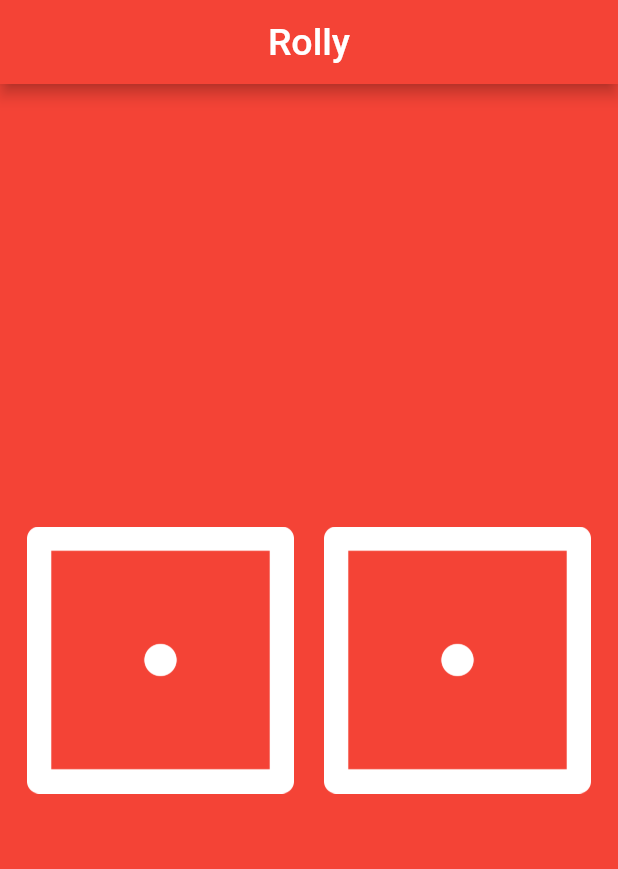
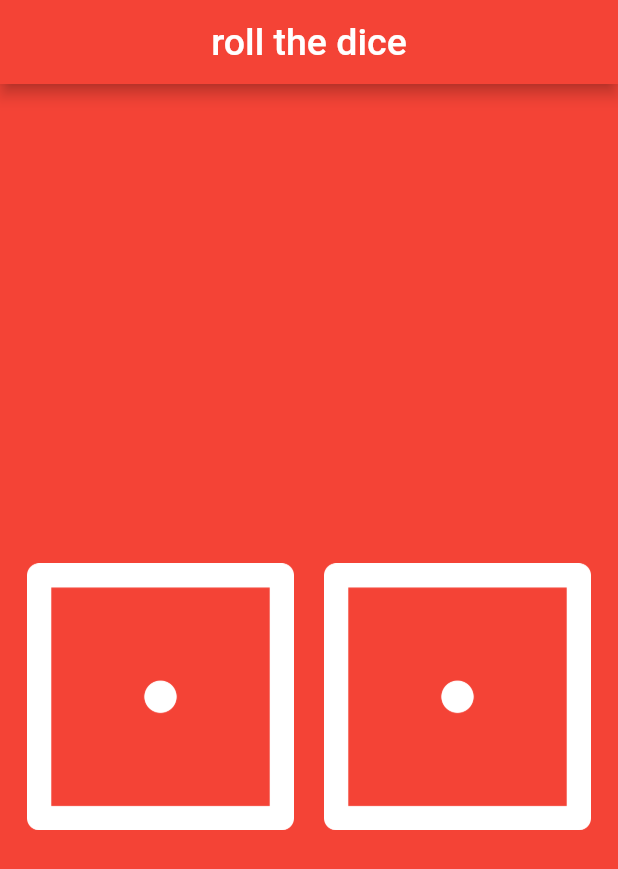
Before and after one commit to dimadev91/rollthedice, a Flutter app: the screen it shows after launch, on a phone screen of 412 x 824 dp. Shown: the top 869 px of the screen. Run offline on Flutter 3.47's test engine with Material 3 defaults, Android fonts, the phone set to English and light mode, and no system bars; Roboto replaces fonts that are missing (Bold).

Commit message:
added space for the text so that it doesn't overlap in different devices

```diff
--- a/lib/main.dart
+++ b/lib/main.dart
@@ -1,3 +1,4 @@
+import 'dart:async';
 import 'dart:math';
 
 import 'package:flutter/material.dart';
@@ -13,7 +14,7 @@ void main() {
           backgroundColor: Colors.red,
           title: Center(
             child: Text(
-              'Rolly',
+              'roll the dice',
               style: TextStyle(
                 color: Colors.white,
                 fontSize: 25.0,
@@ -38,21 +39,19 @@ class DicePage extends StatefulWidget {
 class _DicePageState extends State<DicePage> {
   int leftDiceNumber = 1;
   int rightDiceNumber = 1;
+  bool showText = false;
 
   @override
   Widget build(BuildContext context) {
     return Center(
-      child: TextButton(
-        onPressed: () {
-          final overlayState = Overlay.of(context);
-          final overlayEntry = OverlayEntry(
-            builder: (context) => Positioned(
-              top: 300,
-              left: 0,
-              right: 0,
-              child: Material(
-                color: Colors.transparent,
-                child: Center(
+      child: Column(
+        mainAxisAlignment: MainAxisAlignment.center,
+        children: [
+          Visibility(
+            visible: showText,
+            maintainSize: true,
+            maintainAnimation: true,
+            maintainState: true,
             child: Text(
               'You rolled a total of ${leftDiceNumber + rightDiceNumber}!',
               style: TextStyle(
@@ -62,16 +61,18 @@ class _DicePageState extends State<DicePage> {
               ),
             ),
           ),
-              ),
-            ),
-          );
-          overlayState.insert(overlayEntry);
-          Future.delayed(const Duration(seconds: 4), () {
-            overlayEntry.remove();
-          });
+          SizedBox(height: 20),
+          TextButton(
+            onPressed: () {
               setState(() {
                 leftDiceNumber = Random().nextInt(6) + 1;
                 rightDiceNumber = Random().nextInt(6) + 1;
+                showText = true;
+              });
+              Timer(Duration(seconds: 4), () {
+                setState(() {
+                  showText = false;
+                });
               });
             },
             child: Row(
@@ -85,12 +86,16 @@ class _DicePageState extends State<DicePage> {
                 Expanded(
                   child: Padding(
                     padding: const EdgeInsets.all(10),
-                child: Image.asset('assets/images/dice$rightDiceNumber.png'),
+                    child: Image.asset(
+                      'assets/images/dice$rightDiceNumber.png',
+                    ),
                   ),
                 ),
               ],
             ),
           ),
+        ],
+      ),
     );
   }
 }
```
Lines whose indentation alone changed are shown as unchanged.
